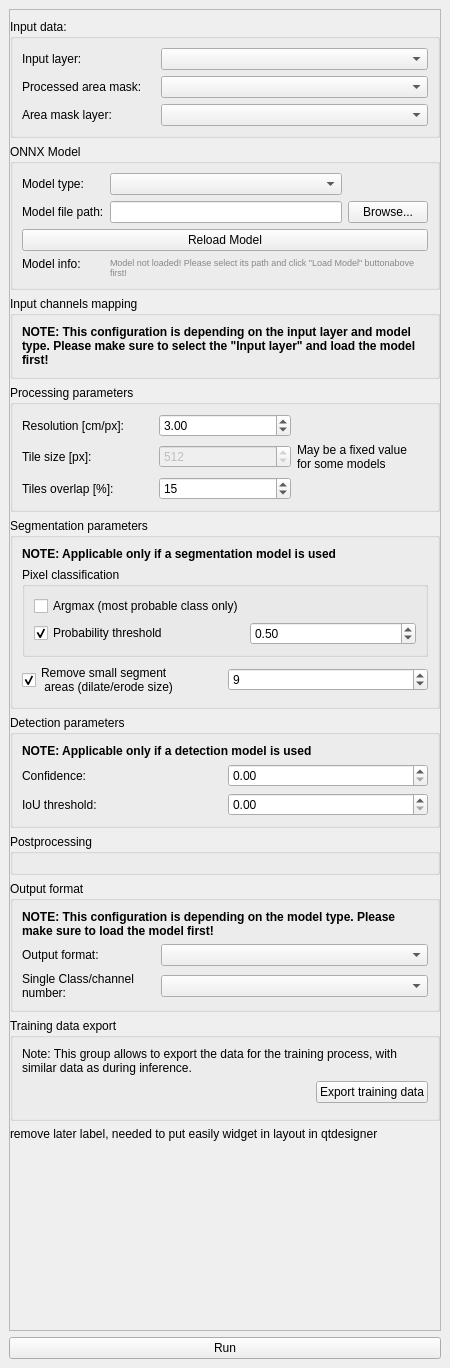
The window that plugin/deep_segmentation_framework/deep_segmentation_framework_dockwidget_base.ui (PUTvision/qgis-plugin-deepness) describes before a commit, drawn with Qt 5.
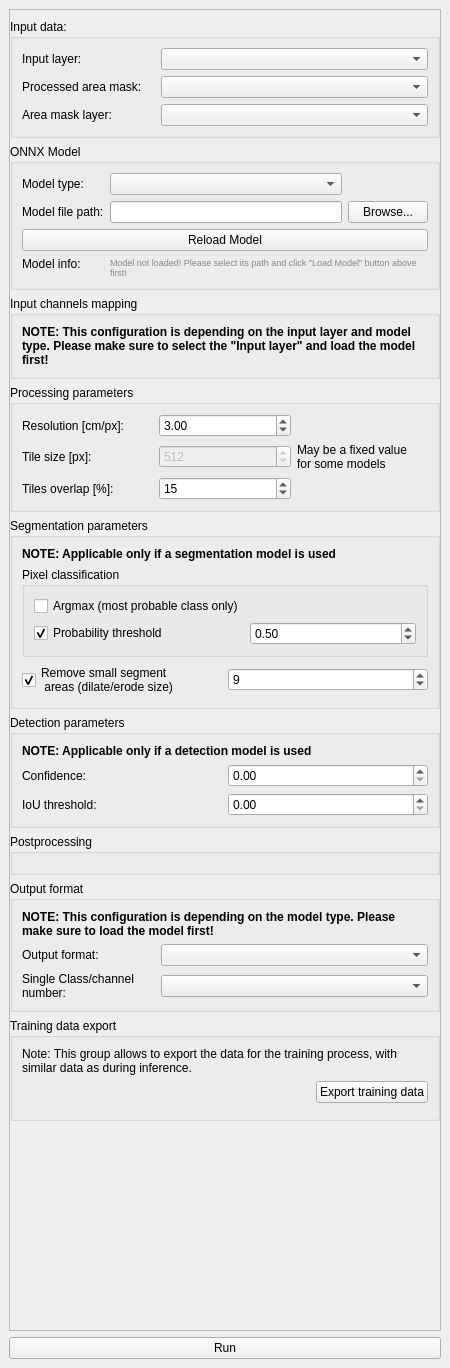
The same window after the commit. Custom widgets are drawn as their Qt base class.

```diff
--- a/plugin/deep_segmentation_framework/deep_segmentation_framework_dockwidget_base.ui
+++ b/plugin/deep_segmentation_framework/deep_segmentation_framework_dockwidget_base.ui
@@ -25,8 +25,8 @@
         <rect>
          <x>0</x>
          <y>0</y>
-         <width>416</width>
-         <height>1307</height>
+         <width>430</width>
+         <height>1296</height>
         </rect>
        </property>
        <layout class="QVBoxLayout" name="verticalLayout_3">
@@ -124,7 +124,7 @@
               <string notr="true">color: rgb(135, 135, 133);</string>
              </property>
              <property name="text">
-              <string>Model not loaded! Please select its path and click &quot;Load Model&quot; buttonabove first!</string>
+              <string>Model not loaded! Please select its path and click &quot;Load Model&quot; button above first!</string>
              </property>
              <property name="wordWrap">
               <bool>true</bool>
@@ -568,13 +568,6 @@
           </layout>
          </widget>
         </item>
-        <item>
-         <widget class="QLabel" name="label_14">
-          <property name="text">
-           <string>remove later label, needed to put easily widget in layout in qtdesigner</string>
-          </property>
-         </widget>
-        </item>
         <item>
          <spacer name="verticalSpacer">
           <property name="orientation">
```
